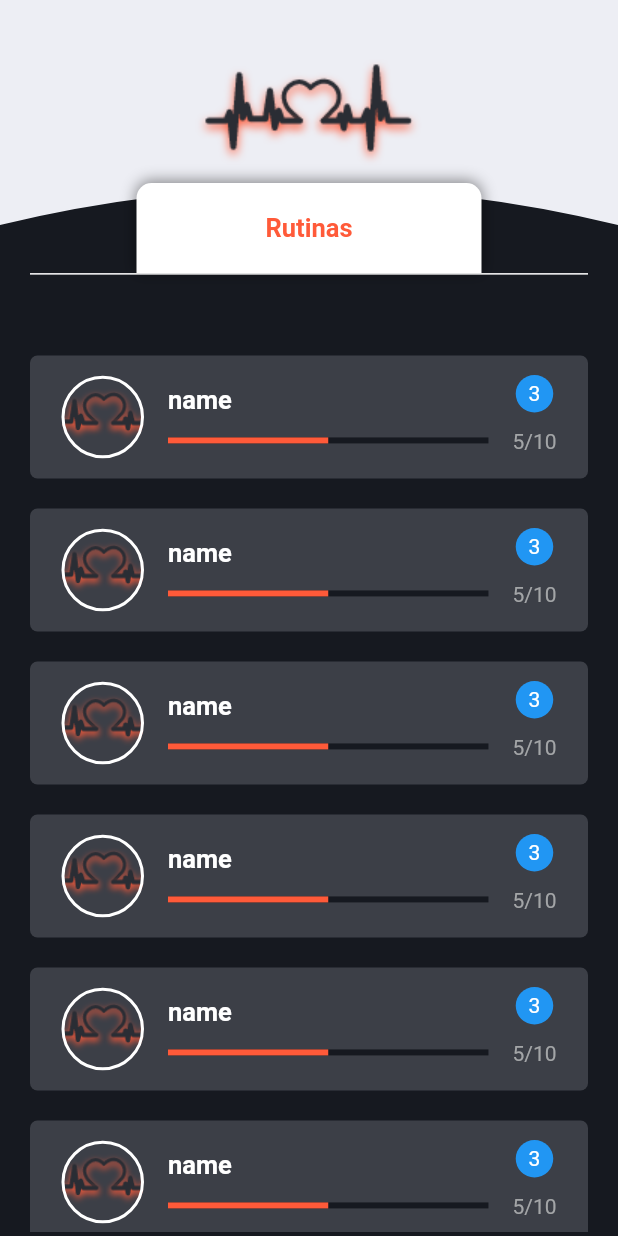
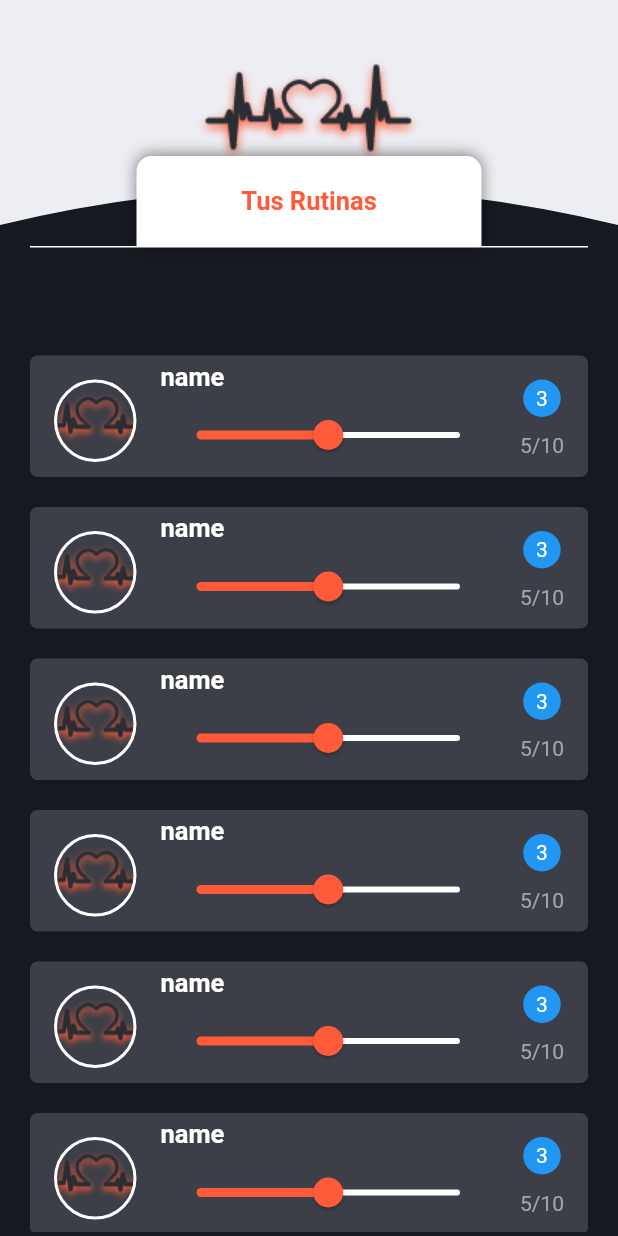
Before and after one commit to JoelMendozaP/day30-flutter, a Flutter app: the MyRoutineScreen screen opened directly, on a phone screen of 412 x 824 dp. Run offline on Flutter 3.47's test engine with Material 2 defaults, Android fonts, the phone set to English and light mode, and no system bars; our stand-ins replace cached_network_image, cloud_firestore, curved_navigation_bar, firebase_auth, firebase_storage, google_sign_in; missing offline and left inert: generic_bloc_provider; accounts and stored records are empty.

```diff
--- a/lib/Routine/model/routine.dart
+++ b/lib/Routine/model/routine.dart
@@ -1,6 +1,5 @@
 // import 'package:day30/User/model/user.dart';
 
-import 'package:day30/exercise/model/exercise.dart';
 import 'package:flutter/material.dart';
 
 class Routine {
@@ -8,6 +7,8 @@ class Routine {
   String name;
   String nivel;
   String urlImage;
+  int tiempo;
+  int duracion;
   List exercises;
 
   Routine({
@@ -16,6 +17,8 @@ class Routine {
     @required this.name,
     @required this.nivel,
     @required this.urlImage,
+    @required this.tiempo,
+    @required this.duracion,
     this.exercises
   });
 }
--- a/lib/Routine/ui/screens/my_routine_screen.dart
+++ b/lib/Routine/ui/screens/my_routine_screen.dart
@@ -14,33 +14,33 @@ class _MyRoutineScreenState extends State<MyRoutineScreen> {
   Widget build(BuildContext context) {
     return Scaffold(
       backgroundColor: negroPrimario,
-      body: Stack(
+      body: Container(
+        child: Column(
+          mainAxisAlignment: MainAxisAlignment.spaceBetween,
+          children: <Widget>[
+            _appbar(),
+            RoutinesAdvances(),
+            // EmptyList(),
+          ],
+        ),
+      ),
+    );
+  }
+  Widget _appbar() {
+    return Container(
+      height: 165.0,
+      child: Stack(
         children: <Widget>[
           Cpath(height: 150, image: 'assets/img/logo2.png'),
-          _title(),
-          _myRoutines(),
-          // _emptyList()
+          _title()
         ],
       ),
     );
   }
-
-  Widget _myRoutines() {
+  Widget _title() {
     return Align(
       alignment: Alignment.bottomCenter,
-      child: RoutinesAdvances(),
-    );
-  }
-  Widget _title() {
-    return Align(
-      alignment: Alignment.topCenter + Alignment(0, 0.32),
-      child: TitleMain(text: 'Rutinas'),
-    );
-  }
-  Widget _emptyList() {
-    return Align(
-      alignment: Alignment.center,
-      child: EmptyList(),
+      child: TitleMain(text: 'Tus Rutinas'),
     );
   }
 }
--- a/lib/Routine/ui/widgets/routine_advances.dart
+++ b/lib/Routine/ui/widgets/routine_advances.dart
@@ -12,8 +12,7 @@ class RoutineAdvances extends StatelessWidget {
   Widget _contenido(String url,String name){
     return Container(
       margin: EdgeInsets.symmetric(horizontal: 20.0, vertical: 10.0),
-      // margin:  EdgeInsets.only(top: 10.0, bottom: 10.0, left: 20.0, right: 20.0),
-      padding: EdgeInsets.all(5.0),
+      // padding: EdgeInsets.all(5.0),
       decoration: BoxDecoration(
         color: negroSecundario,
         borderRadius: BorderRadius.circular(5.0)
@@ -57,14 +56,23 @@ class RoutineAdvances extends StatelessWidget {
     );
   }
   Widget _detalle() {
-    return Container(
-      margin: EdgeInsets.only(top: 10),
-      child: LinearProgressIndicator(
-        value: 0.5,
-        backgroundColor: negroPrimario,
-        valueColor: AlwaysStoppedAnimation<Color>(colorPrimario),
-      ),
+    return Slider(
+      value: 50.0,
+      max: 100.0,
+      min: 0.0,
+      inactiveColor: Colors.white,
+      activeColor: colorPrimario,
+      onChanged: (val){},
     );
+
+    // Container(
+    //   margin: EdgeInsets.only(top: 10),
+    //   child: LinearProgressIndicator(
+    //     value: 0.5,
+    //     backgroundColor: negroPrimario,
+    //     valueColor: AlwaysStoppedAnimation<Color>(colorPrimario),
+    //   ),
+    // );
   }
   Widget _hora() {
     return Column(
--- a/lib/User/repository/cloud_firestore_api.dart
+++ b/lib/User/repository/cloud_firestore_api.dart
@@ -38,6 +38,8 @@ class CloudFirestoreAPI {
           nivel: r.data['nivel'],
           urlImage: r.data['urlImage'],
           exercises: r.data['exercises'],
+          tiempo: r.data['tiempo'],
+          duracion: r.data['duracion'],
         ),
       ));
     });
@@ -49,7 +51,7 @@ class CloudFirestoreAPI {
 
     // List<ExerciseInfo> exerciseInfo = List<ExerciseInfo>();
     List lista = addRoutine.exercises;
-    exerciseInfo.add(RoutineInfo(tduration: '20 min', ttotal: '30 dias'));
+    exerciseInfo.add(RoutineInfo(tiempo: addRoutine.tiempo, duration: addRoutine.duracion));
     int c=0;
     lista.forEach((element) {
       exercisesListSnapshot.forEach((e) {
--- a/lib/Widgets/screens/splash.dart
+++ b/lib/Widgets/screens/splash.dart
@@ -1,7 +1,5 @@
-// import 'package:day30/Routine/ui/screens/home.dart';
-// import 'package:day30/User/ui/screens/register.dart';
 import 'package:day30/User/ui/screens/sing_in.dart';
-// import 'package:day30/User/ui/screens/sing_in.dart';
+import 'package:day30/Widgets/widgets/global_variables.dart';
 import 'package:flutter/material.dart';
 import 'dart:async';
 
@@ -41,6 +39,7 @@ class _SplashState extends State<Splash> {
   @override
   Widget build(BuildContext context) {
     return Scaffold(
+      backgroundColor: blancoSecundario,
       body: Container(
         decoration: BoxDecoration(
           image: DecorationImage(image: AssetImage('assets/img/logo1.png'))
--- a/lib/main.dart
+++ b/lib/main.dart
@@ -12,8 +12,10 @@ class MyApp extends StatelessWidget {
         child: MaterialApp(
           debugShowCheckedModeBanner: false,
           title: 'Material App',
-          initialRoute: 'splash',
-          routes: {'splash': (context) => Splash()},
+          home: Splash(),
+          theme: ThemeData(
+            canvasColor: Colors.transparent,
+          ),
         ),
         bloc: UserBloc());
   }
```
Also changed, not shown: lib/Routine/ui/widgets/card_routine.dart (+53 -33 lines), lib/Routine/ui/widgets/empty_list.dart (+8 -0 lines), lib/Routine/ui/widgets/routine_info.dart (+7 -7 lines), lib/Routine/ui/widgets/routine_modal.dart (added, +82 -0 lines).
